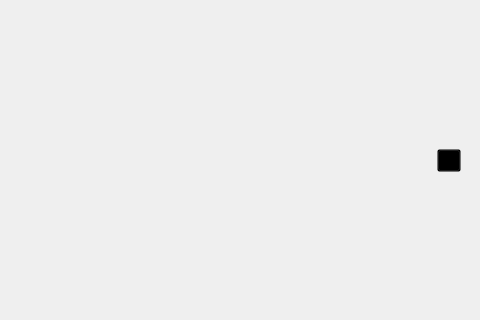
kun-codes/pomodoro-task-app.py, file src/ui/tasks_list_view.ui: the form before one commit; both pictures show x 320 to 800 and y 139 to 459 of the 800 by 600 pixel window.
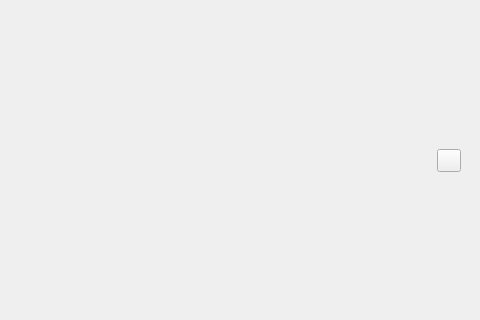
The form after the commit. Custom widgets are drawn as their Qt base class.

Commit message:
Fix bug which caused graphical glitches in qpixmap of qdrag for taskCard
Change stylesheet of scrollAreaWidgetContents to have transparent as background

What changed in the file:
```diff
--- a/src/ui/tasks_list_view.ui
+++ b/src/ui/tasks_list_view.ui
@@ -24,16 +24,10 @@
     <number>10</number>
    </property>
    <item row="0" column="0">
-    <widget class="ScrollArea" name="ScrollArea">
-     <property name="autoFillBackground">
-      <bool>true</bool>
-     </property>
+    <widget class="QScrollArea" name="scrollArea">
      <property name="styleSheet">
       <string notr="true">QScrollArea{background: transparent; border: none}</string>
      </property>
-     <property name="frameShape">
-      <enum>QFrame::Shape::NoFrame</enum>
-     </property>
      <property name="widgetResizable">
       <bool>true</bool>
      </property>
@@ -47,7 +41,7 @@
        </rect>
       </property>
       <property name="styleSheet">
-       <string notr="true">QWidget{background: transparent}</string>
+       <string notr="true">QWidget#scrollAreaWidgetContents { background: transparent }</string>
       </property>
       <layout class="QVBoxLayout" name="verticalLayout">
        <item>
@@ -82,12 +76,6 @@
    <extends>QToolButton</extends>
    <header>qfluentwidgets</header>
   </customwidget>
-  <customwidget>
-   <class>ScrollArea</class>
-   <extends>QScrollArea</extends>
-   <header>qfluentwidgets</header>
-   <container>1</container>
-  </customwidget>
  </customwidgets>
  <resources/>
  <connections/>
```
The commit also changes 1 other file.
